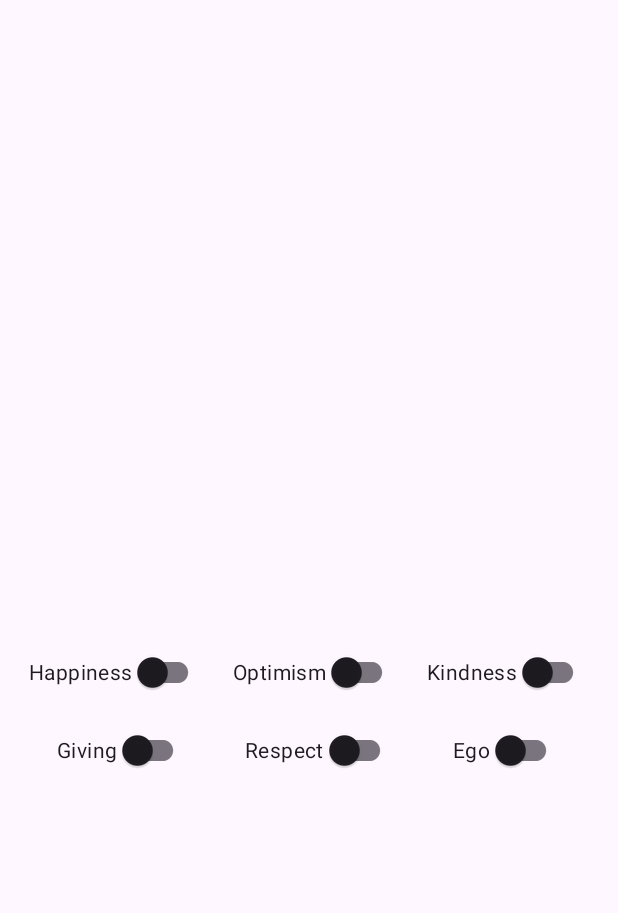
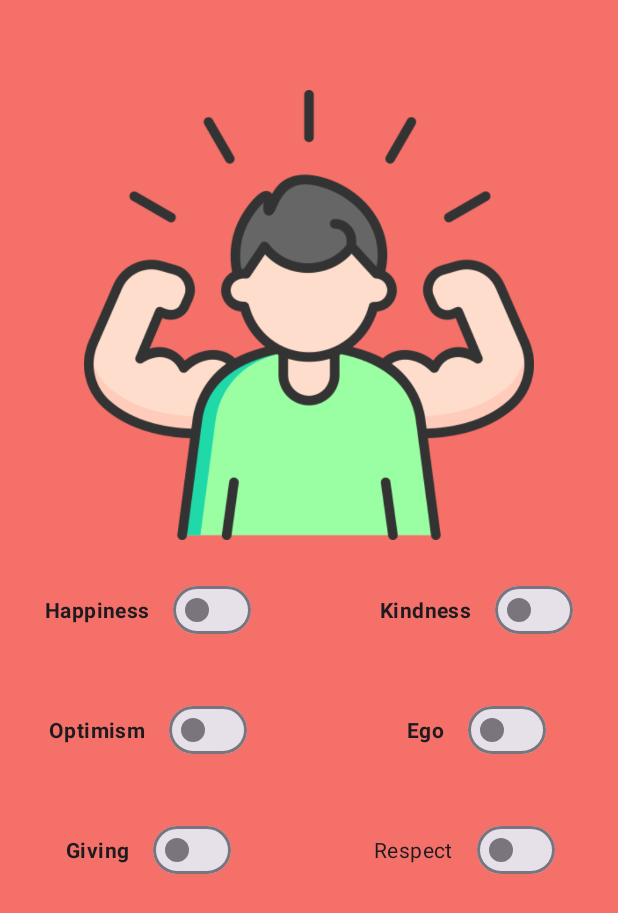
Before and after one commit to ArdaIstn/KekodFirstProject, an Android app: the fragment MainFragment shown on its own in the app's theme, on a phone screen of 412 x 824 dp. Shown: the top 913 px of the screen. Run offline under Robolectric (Android 15) with nearby library versions, the phone set to English and light mode, and no system bars.

Commit message:
Edit Fragments.

```diff
--- a/app/src/main/res/layout/fragment_main.xml
+++ b/app/src/main/res/layout/fragment_main.xml
@@ -4,71 +4,82 @@
     xmlns:tools="http://schemas.android.com/tools"
     android:layout_width="match_parent"
     android:layout_height="match_parent"
+    android:background="#f47068"
     tools:context=".ui.fragment.MainFragment">
 
-    <androidx.appcompat.widget.SwitchCompat
+    <com.google.android.material.materialswitch.MaterialSwitch
         android:id="@+id/swHappiness"
         android:layout_width="wrap_content"
         android:layout_height="wrap_content"
-        android:layout_marginBottom="4dp"
+        android:layout_marginStart="30dp"
         android:text="@string/button_happiness"
-        app:layout_constraintBottom_toTopOf="@+id/swGiving"
-        app:layout_constraintEnd_toStartOf="@+id/swOptimism"
-        app:layout_constraintHorizontal_bias="0.5"
-        app:layout_constraintStart_toStartOf="parent" />
+        android:textStyle="bold"
+        app:layout_constraintBottom_toBottomOf="@+id/swKindness"
+        app:layout_constraintStart_toStartOf="parent"
+        app:layout_constraintTop_toTopOf="@+id/swKindness" />
 
-    <androidx.appcompat.widget.SwitchCompat
+    <com.google.android.material.materialswitch.MaterialSwitch
         android:id="@+id/swRespect"
         android:layout_width="wrap_content"
         android:layout_height="wrap_content"
-        android:layout_marginBottom="300dp"
+        android:layout_marginEnd="16dp"
+        android:layout_marginBottom="233dp"
         android:text="@string/button_respect"
         app:layout_constraintBottom_toBottomOf="parent"
-        app:layout_constraintEnd_toStartOf="@+id/swEgo"
-        app:layout_constraintHorizontal_bias="0.5"
-        app:layout_constraintStart_toEndOf="@+id/swGiving" />
+        app:layout_constraintEnd_toEndOf="@+id/swEgo"
+        app:layout_constraintStart_toStartOf="@+id/swEgo" />
 
-    <androidx.appcompat.widget.SwitchCompat
+    <com.google.android.material.materialswitch.MaterialSwitch
         android:id="@+id/swKindness"
         android:layout_width="wrap_content"
         android:layout_height="wrap_content"
-        android:layout_marginBottom="4dp"
+        android:layout_marginEnd="30dp"
+        android:layout_marginBottom="32dp"
         android:text="@string/button_kindness"
+        android:textStyle="bold"
         app:layout_constraintBottom_toTopOf="@+id/swEgo"
-        app:layout_constraintEnd_toEndOf="parent"
-        app:layout_constraintHorizontal_bias="0.5"
-        app:layout_constraintStart_toEndOf="@+id/swOptimism" />
+        app:layout_constraintEnd_toEndOf="parent" />
 
-    <androidx.appcompat.widget.SwitchCompat
+    <com.google.android.material.materialswitch.MaterialSwitch
         android:id="@+id/swOptimism"
         android:layout_width="wrap_content"
         android:layout_height="wrap_content"
-        android:layout_marginBottom="4dp"
+        android:layout_marginBottom="32dp"
         android:text="@string/button_optimism"
-        app:layout_constraintBottom_toTopOf="@+id/swRespect"
-        app:layout_constraintEnd_toStartOf="@+id/swKindness"
-        app:layout_constraintHorizontal_bias="0.5"
-        app:layout_constraintStart_toEndOf="@+id/swHappiness" />
+        android:textStyle="bold"
+        app:layout_constraintBottom_toTopOf="@+id/swGiving"
+        app:layout_constraintEnd_toEndOf="@+id/swHappiness"
+        app:layout_constraintStart_toStartOf="@+id/swHappiness" />
 
-    <androidx.appcompat.widget.SwitchCompat
+    <com.google.android.material.materialswitch.MaterialSwitch
         android:id="@+id/swGiving"
         android:layout_width="wrap_content"
         android:layout_height="wrap_content"
-        android:layout_marginBottom="300dp"
         android:text="@string/button_giving"
-        app:layout_constraintBottom_toBottomOf="parent"
-        app:layout_constraintEnd_toStartOf="@+id/swRespect"
-        app:layout_constraintHorizontal_bias="0.5"
-        app:layout_constraintStart_toStartOf="parent" />
+        android:textStyle="bold"
+        app:layout_constraintEnd_toEndOf="@+id/swOptimism"
+        app:layout_constraintStart_toStartOf="@+id/swOptimism"
+        app:layout_constraintTop_toTopOf="@+id/swRespect" />
 
-    <androidx.appcompat.widget.SwitchCompat
+    <com.google.android.material.materialswitch.MaterialSwitch
         android:id="@+id/swEgo"
         android:layout_width="wrap_content"
         android:layout_height="wrap_content"
-        android:layout_marginBottom="300dp"
+        android:layout_marginBottom="32dp"
         android:text="@string/button_ego"
-        app:layout_constraintBottom_toBottomOf="parent"
+        android:textStyle="bold"
+        app:layout_constraintBottom_toTopOf="@+id/swRespect"
+        app:layout_constraintEnd_toEndOf="@+id/swKindness"
+        app:layout_constraintStart_toStartOf="@+id/swKindness" />
+
+    <ImageView
+        android:id="@+id/ivMain"
+        android:layout_width="wrap_content"
+        android:layout_height="300dp"
+        android:layout_marginTop="60dp"
+        android:src="@drawable/ego_image"
         app:layout_constraintEnd_toEndOf="parent"
         app:layout_constraintHorizontal_bias="0.5"
-        app:layout_constraintStart_toEndOf="@+id/swRespect" />
+        app:layout_constraintStart_toStartOf="parent"
+        app:layout_constraintTop_toTopOf="parent" />
 </androidx.constraintlayout.widget.ConstraintLayout>
```
Also changed, not shown: app/src/main/res/layout/fragment_giving.xml (+29 -6 lines), app/src/main/res/layout/fragment_happiness.xml (+27 -6 lines), app/src/main/res/layout/fragment_kindness.xml (+29 -6 lines), app/src/main/res/layout/fragment_optimism.xml (+29 -6 lines), app/src/main/res/layout/fragment_respect.xml (+29 -6 lines).
